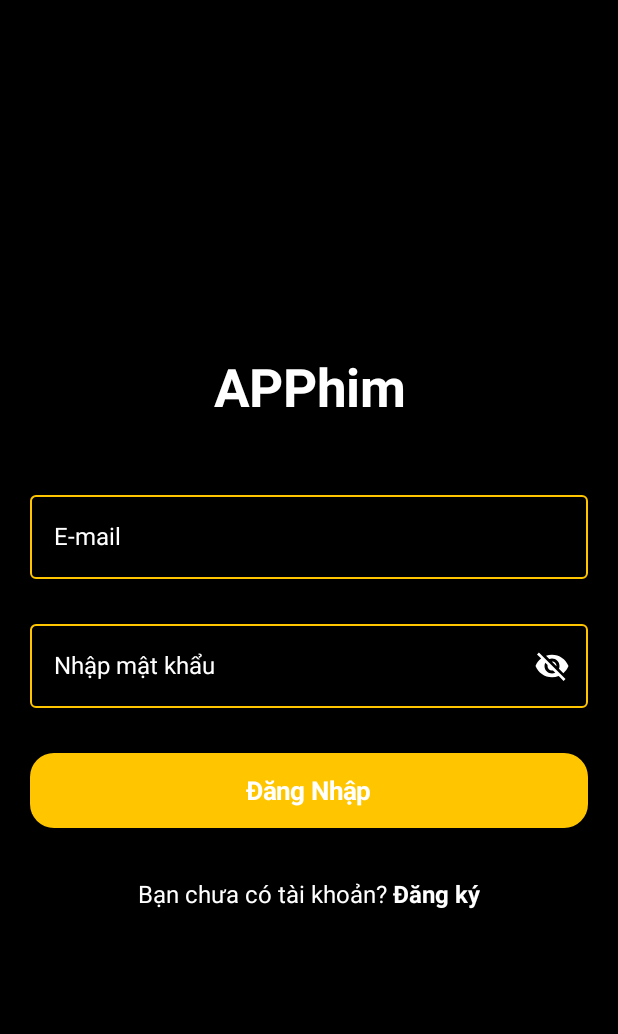
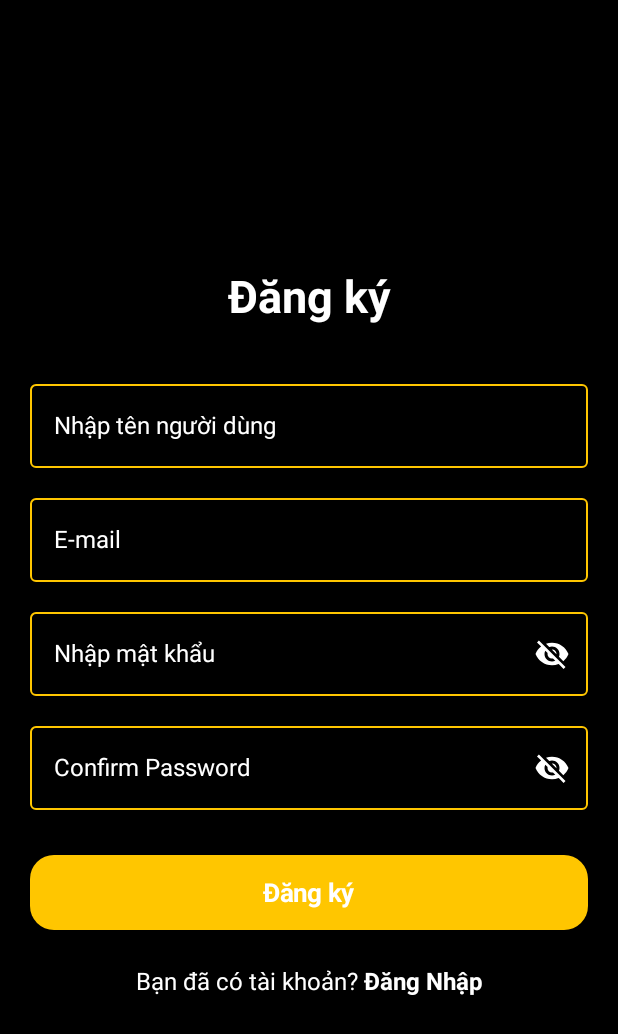
Before and after one commit to NguyenGiaKiet2004/Lap_Trinh_Mobile_DatVeXemPhim, an Android app built with Jetpack Compose: the screen it shows after launch (MainActivity), on a phone screen of 412 x 824 dp. Shown: the top 1034 px of the screen. Run offline under Robolectric (Android 15) with nearby library versions, the phone set to English and light mode, and no system bars.

Commit message:
Register Screen

```diff
--- a/app/src/main/java/com/example/appmoview/MainActivity.kt
+++ b/app/src/main/java/com/example/appmoview/MainActivity.kt
@@ -1,10 +1,9 @@
 package com.example.appmoview
 
-import com.example.appmoview.presentation.screens.SplashScreen
 import android.os.Bundle
 import androidx.activity.compose.setContent
 import androidx.appcompat.app.AppCompatActivity
-import com.example.appmoview.presentation.screens.LoginScreen
+import com.example.appmoview.presentation.screens.RegisterScreen
 import com.example.appmoview.presentation.theme.SystemTheme
 
 class MainActivity : AppCompatActivity() {
@@ -13,7 +12,7 @@ class MainActivity : AppCompatActivity() {
         super.onCreate(savedInstanceState)
         setContent{
             SystemTheme{
-                LoginScreen()
+                RegisterScreen()
             }
         }
 
--- /dev/null
+++ b/app/src/main/java/com/example/appmoview/presentation/screens/RegisterScreen.kt
@@ -0,0 +1,215 @@
+package com.example.appmoview.presentation.screens
+
+import androidx.compose.foundation.background
+import androidx.compose.foundation.clickable
+import androidx.compose.foundation.layout.Arrangement
+import androidx.compose.foundation.layout.Column
+import androidx.compose.foundation.layout.Row
+import androidx.compose.foundation.layout.Spacer
+import androidx.compose.foundation.layout.fillMaxSize
+import androidx.compose.foundation.layout.fillMaxWidth
+import androidx.compose.foundation.layout.height
+import androidx.compose.foundation.layout.padding
+import androidx.compose.foundation.layout.width
+import androidx.compose.foundation.rememberScrollState
+import androidx.compose.foundation.shape.RoundedCornerShape
+import androidx.compose.foundation.verticalScroll
+import androidx.compose.material.icons.Icons
+import androidx.compose.material.icons.filled.Visibility
+import androidx.compose.material.icons.filled.VisibilityOff
+import androidx.compose.material3.Button
+import androidx.compose.material3.ButtonDefaults
+import androidx.compose.material3.Icon
+import androidx.compose.material3.IconButton
+import androidx.compose.material3.MaterialTheme
+import androidx.compose.material3.OutlinedTextField
+import androidx.compose.material3.OutlinedTextFieldDefaults
+import androidx.compose.material3.Text
+import androidx.compose.runtime.Composable
+import androidx.compose.runtime.getValue
+import androidx.compose.runtime.mutableStateOf
+import androidx.compose.runtime.remember
+import androidx.compose.runtime.setValue
+import androidx.compose.ui.Alignment
+import androidx.compose.ui.Modifier
+import androidx.compose.ui.res.stringResource
+import androidx.compose.ui.text.font.FontWeight
+import androidx.compose.ui.text.input.PasswordVisualTransformation
+import androidx.compose.ui.text.input.VisualTransformation
+import androidx.compose.ui.text.style.TextAlign
+import androidx.compose.ui.unit.dp
+import androidx.compose.ui.unit.sp
+import com.example.appmoview.R
+
+@Composable
+fun RegisterScreen() {
+    val colorScheme = MaterialTheme.colorScheme
+
+    var username by remember { mutableStateOf("") }
+    var email by remember { mutableStateOf("") }
+    var password by remember { mutableStateOf("") }
+    var confirmPassword by remember { mutableStateOf("") }
+
+    var passwordVisible by remember { mutableStateOf(false) }
+    var confirmPasswordVisible by remember { mutableStateOf(false) }
+
+    Column(
+        modifier = Modifier
+            .fillMaxSize()
+            .background(colorScheme.background)
+            .padding(20.dp)
+            .verticalScroll(rememberScrollState()),
+        horizontalAlignment = Alignment.CenterHorizontally,
+        verticalArrangement = Arrangement.Center
+    ) {
+        Text(
+            text = stringResource(id = R.string.register),
+            fontSize = 30.sp,
+            color = colorScheme.onBackground,
+            fontWeight = FontWeight.Bold,
+            modifier = Modifier.padding(20.dp),
+            textAlign = TextAlign.Center
+        )
+
+        // Username
+        OutlinedTextField(
+            value = username,
+            onValueChange = { username = it },
+            label = { Text(stringResource(id = R.string.username), color = colorScheme.onBackground) },
+            singleLine = true,
+            modifier = Modifier
+                .fillMaxWidth()
+                .padding(top = 12.dp),
+            colors = OutlinedTextFieldDefaults.colors(
+                focusedBorderColor = colorScheme.primary,
+                unfocusedBorderColor = colorScheme.primary,
+                focusedLabelColor = colorScheme.onBackground,
+                unfocusedLabelColor = colorScheme.onBackground,
+                cursorColor = colorScheme.onBackground,
+                focusedTextColor = colorScheme.onBackground,
+                unfocusedTextColor = colorScheme.onBackground
+            )
+        )
+
+        // Email
+        OutlinedTextField(
+            value = email,
+            onValueChange = { email = it },
+            label = { Text(stringResource(id = R.string.Email), color = colorScheme.onBackground) },
+            singleLine = true,
+            modifier = Modifier
+                .fillMaxWidth()
+                .padding(top = 12.dp),
+            colors = OutlinedTextFieldDefaults.colors(
+                focusedBorderColor = colorScheme.primary,
+                unfocusedBorderColor = colorScheme.primary,
+                focusedLabelColor = colorScheme.onBackground,
+                unfocusedLabelColor = colorScheme.onBackground,
+                cursorColor = colorScheme.onBackground,
+                focusedTextColor = colorScheme.onBackground,
+                unfocusedTextColor = colorScheme.onBackground
+            )
+        )
+
+        // Password
+        OutlinedTextField(
+            value = password,
+            onValueChange = { password = it },
+            label = { Text(stringResource(id = R.string.passowrd), color = colorScheme.onBackground) },
+            singleLine = true,
+            visualTransformation = if (passwordVisible) VisualTransformation.None else PasswordVisualTransformation(),
+            trailingIcon = {
+                IconButton(onClick = { passwordVisible = !passwordVisible }) {
+                    Icon(
+                        imageVector = if (passwordVisible) Icons.Default.Visibility else Icons.Default.VisibilityOff,
+                        contentDescription = null,
+                        tint = colorScheme.onBackground
+                    )
+                }
+            },
+            modifier = Modifier
+                .fillMaxWidth()
+                .padding(top = 12.dp),
+            colors = OutlinedTextFieldDefaults.colors(
+                focusedBorderColor = colorScheme.primary,
+                unfocusedBorderColor = colorScheme.primary,
+                focusedLabelColor = colorScheme.onBackground,
+                unfocusedLabelColor = colorScheme.onBackground,
+                cursorColor = colorScheme.onBackground,
+                focusedTextColor = colorScheme.onBackground,
+                unfocusedTextColor = colorScheme.onBackground
+            )
+        )
+
+        // Confirm Password
+        OutlinedTextField(
+            value = confirmPassword,
+            onValueChange = { confirmPassword = it },
+            label = { Text("Confirm Password", color = colorScheme.onBackground) },
+            singleLine = true,
+            visualTransformation = if (confirmPasswordVisible) VisualTransformation.None else PasswordVisualTransformation(),
+            trailingIcon = {
+                IconButton(onClick = { confirmPasswordVisible = !confirmPasswordVisible }) {
+                    Icon(
+                        imageVector = if (confirmPasswordVisible) Icons.Default.Visibility else Icons.Default.VisibilityOff,
+                        contentDescription = null,
+                        tint = colorScheme.onBackground
+                    )
+                }
+            },
+            modifier = Modifier
+                .fillMaxWidth()
+                .padding(top = 12.dp),
+            colors = OutlinedTextFieldDefaults.colors(
+                focusedBorderColor = colorScheme.primary,
+                unfocusedBorderColor = colorScheme.primary,
+                focusedLabelColor = colorScheme.onBackground,
+                unfocusedLabelColor = colorScheme.onBackground,
+                cursorColor = colorScheme.onBackground,
+                focusedTextColor = colorScheme.onBackground,
+                unfocusedTextColor = colorScheme.onBackground
+            )
+        )
+
+        // Register Button
+        Button(
+            onClick = {  },
+            colors = ButtonDefaults.buttonColors(
+                containerColor = colorScheme.primary,
+                contentColor = colorScheme.onPrimary
+            ),
+            modifier = Modifier
+                .fillMaxWidth()
+                .padding(top = 30.dp)
+                .height(50.dp),
+            shape = RoundedCornerShape(16.dp)
+        ) {
+            Text(
+                text = stringResource(id = R.string.register),
+                fontSize = 17.sp,
+                fontWeight = FontWeight.Bold
+            )
+        }
+
+        Spacer(modifier = Modifier.height(25.dp))
+
+        // Already have account? Login
+        Row(
+            horizontalArrangement = Arrangement.Center
+        ) {
+            Text(
+                text = stringResource(id = R.string.dont_have_account),
+                fontSize = 16.sp,
+                color = colorScheme.onBackground
+            )
+            Spacer(modifier = Modifier.width(4.dp))
+            Text(
+                text = stringResource(id = R.string.login),
+                fontSize = 16.sp,
+                fontWeight = FontWeight.Bold,
+                color = colorScheme.onBackground,
+                modifier = Modifier.clickable { }
+            )
+        }
+    }
+}
--- a/app/src/main/res/values/strings.xml
+++ b/app/src/main/res/values/strings.xml
@@ -3,7 +3,10 @@
     <string name="login_screen">Màn hình đăng nhập</string>
     <string name="Email">E-mail</string>
     <string name="passowrd">Nhập mật khẩu</string>
+    <string name="comfirm_passowrd">Nhập lại mật khẩu</string>
+    <string name="username">Nhập tên người dùng</string>
     <string name="login">Đăng Nhập</string>
     <string name="have_account">Bạn chưa có tài khoản?</string>
     <string name="register">Đăng ký</string>
+    <string name="dont_have_account">Bạn đã có tài khoản?</string>
 </resources>
```
